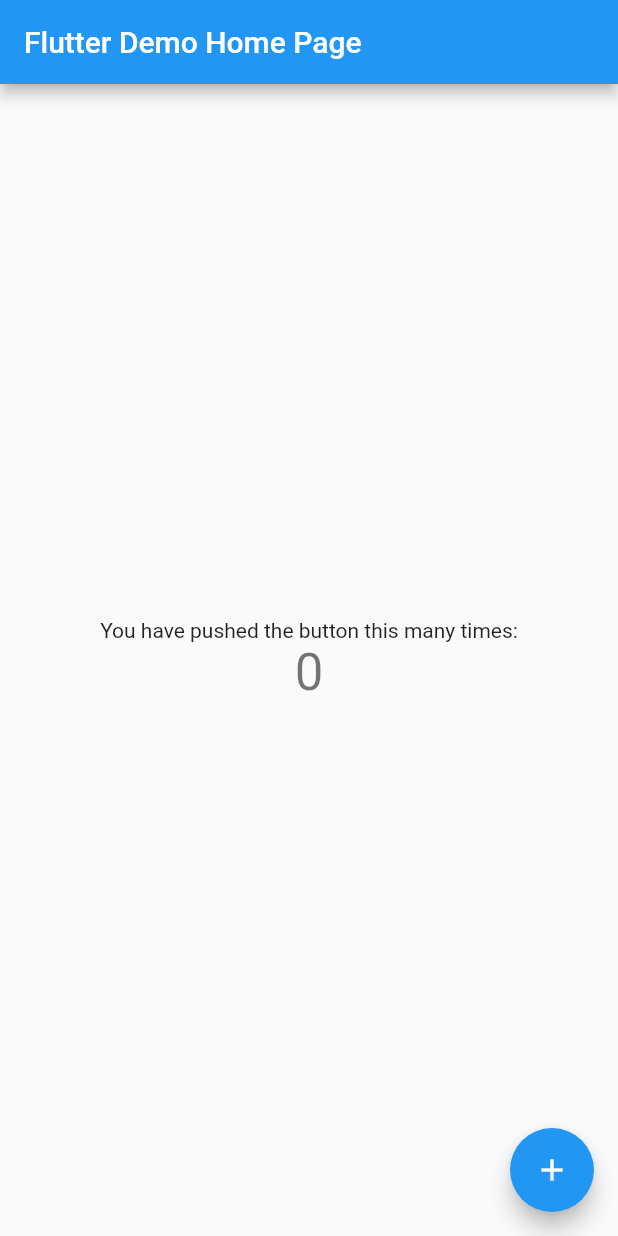
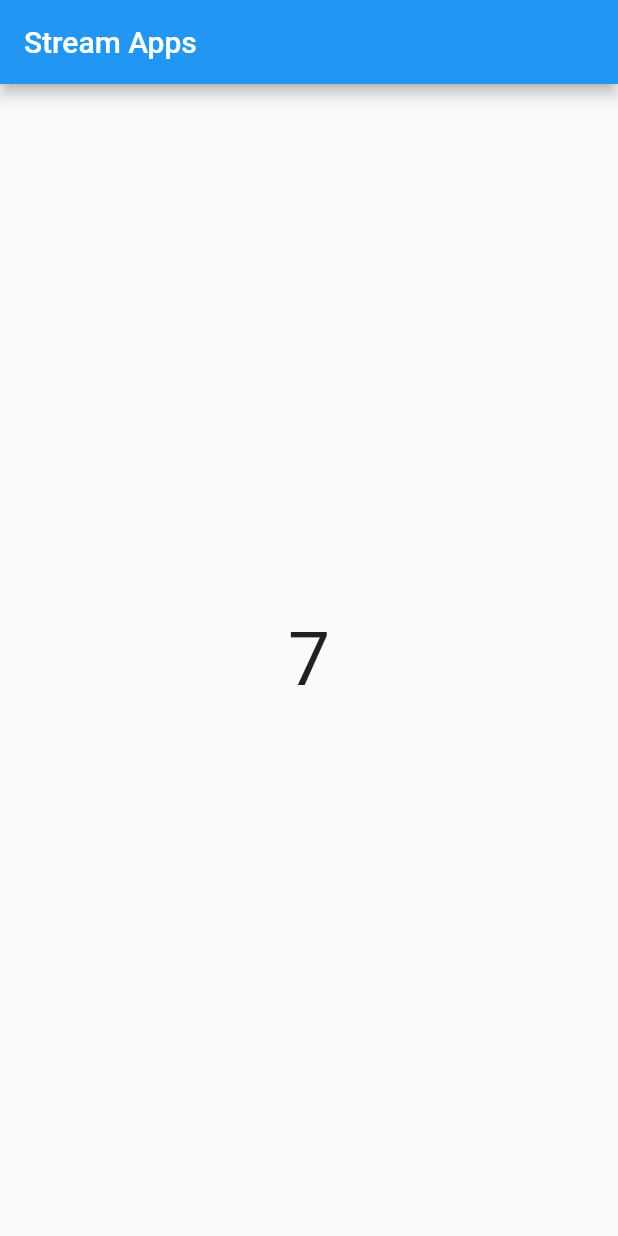
Before and after one commit to rustiana/flutter_sample_block, a Flutter app: the screen it shows after launch, on a phone screen of 412 x 824 dp. Run offline on Flutter 3.47's test engine with Material 2 defaults, Android fonts, the phone set to English and light mode, and no system bars.

Commit message:
STATE MANAGEMENT BLOC: stream

```diff
--- a/lib/main.dart
+++ b/lib/main.dart
@@ -1,4 +1,5 @@
 import 'package:flutter/material.dart';
+import 'package:flutter_sample_block/page/HomePage.dart';
 
 void main() {
   runApp(const MyApp());
@@ -7,109 +8,10 @@
 class MyApp extends StatelessWidget {
   const MyApp({Key? key}) : super(key: key);
 
-  // This widget is the root of your application.
   @override
   Widget build(BuildContext context) {
     return MaterialApp(
-      title: 'Flutter Demo',
-      theme: ThemeData(
-        // This is the theme of your application.
-        //
-        // Try running your application with "flutter run". You'll see the
-        // application has a blue toolbar. Then, without quitting the app, try
-        // changing the primarySwatch below to Colors.green and then invoke
-        // "hot reload" (press "r" in the console where you ran "flutter run",
-        // or simply save your changes to "hot reload" in a Flutter IDE).
-        // Notice that the counter didn't reset back to zero; the application
-        // is not restarted.
-        primarySwatch: Colors.blue,
-      ),
-      home: const MyHomePage(title: 'Flutter Demo Home Page'),
+      home: HomePage(),
     );
   }
 }
-
-class MyHomePage extends StatefulWidget {
-  const MyHomePage({Key? key, required this.title}) : super(key: key);
-
-  // This widget is the home page of your application. It is stateful, meaning
-  // that it has a State object (defined below) that contains fields that affect
-  // how it looks.
-
-  // This class is the configuration for the state. It holds the values (in this
-  // case the title) provided by the parent (in this case the App widget) and
-  // used by the build method of the State. Fields in a Widget subclass are
-  // always marked "final".
-
-  final String title;
-
-  @override
-  State<MyHomePage> createState() => _MyHomePageState();
-}
-
-class _MyHomePageState extends State<MyHomePage> {
-  int _counter = 0;
-
-  void _incrementCounter() {
-    setState(() {
-      // This call to setState tells the Flutter framework that something has
-      // changed in this State, which causes it to rerun the build method below
-      // so that the display can reflect the updated values. If we changed
-      // _counter without calling setState(), then the build method would not be
-      // called again, and so nothing would appear to happen.
-      _counter++;
-    });
-  }
-
-  @override
-  Widget build(BuildContext context) {
-    // This method is rerun every time setState is called, for instance as done
-    // by the _incrementCounter method above.
-    //
-    // The Flutter framework has been optimized to make rerunning build methods
-    // fast, so that you can just rebuild anything that needs updating rather
-    // than having to individually change instances of widgets.
-    return Scaffold(
-      appBar: AppBar(
-        // Here we take the value from the MyHomePage object that was created by
-        // the App.build method, and use it to set our appbar title.
-        title: Text(widget.title),
-      ),
-      body: Center(
-        // Center is a layout widget. It takes a single child and positions it
-        // in the middle of the parent.
-        child: Column(
-          // Column is also a layout widget. It takes a list of children and
-          // arranges them vertically. By default, it sizes itself to fit its
-          // children horizontally, and tries to be as tall as its parent.
-          //
-          // Invoke "debug painting" (press "p" in the console, choose the
-          // "Toggle Debug Paint" action from the Flutter Inspector in Android
-          // Studio, or the "Toggle Debug Paint" command in Visual Studio Code)
-          // to see the wireframe for each widget.
-          //
-          // Column has various properties to control how it sizes itself and
-          // how it positions its children. Here we use mainAxisAlignment to
-          // center the children vertically; the main axis here is the vertical
-          // axis because Columns are vertical (the cross axis would be
-          // horizontal).
-          mainAxisAlignment: MainAxisAlignment.center,
-          children: <Widget>[
-            const Text(
-              'You have pushed the button this many times:',
-            ),
-            Text(
-              '$_counter',
-              style: Theme.of(context).textTheme.headline4,
-            ),
-          ],
-        ),
-      ),
-      floatingActionButton: FloatingActionButton(
-        onPressed: _incrementCounter,
-        tooltip: 'Increment',
-        child: const Icon(Icons.add),
-      ), // This trailing comma makes auto-formatting nicer for build methods.
-    );
-  }
-}
--- /dev/null
+++ b/lib/page/HomePage.dart
@@ -0,0 +1,39 @@
+import 'package:flutter/material.dart';
+
+class HomePage extends StatelessWidget {
+  const HomePage({Key? key}) : super(key: key);
+
+  Stream<int> countStream() async* {
+    for (int i = 1; i <= 10; i++) {
+      await Future.delayed(const Duration(seconds: 1));
+      yield i;
+    }
+  }
+
+  @override
+  Widget build(BuildContext context) {
+    print("Rebuild");
+    return Scaffold(
+        appBar: AppBar(
+          title: const Text("Stream Apps"),
+        ),
+        body: StreamBuilder(
+          stream: countStream(),
+          builder: ((context, snapshot) {
+            if (snapshot.connectionState == ConnectionState.waiting) {
+              return const Center(
+                  child: Text(
+                "Loading...",
+                style: TextStyle(fontSize: 50),
+              ));
+            } else {
+              return Center(
+                  child: Text(
+                "${snapshot.data}",
+                style: const TextStyle(fontSize: 50),
+              ));
+            }
+          }),
+        ));
+  }
+}
```
